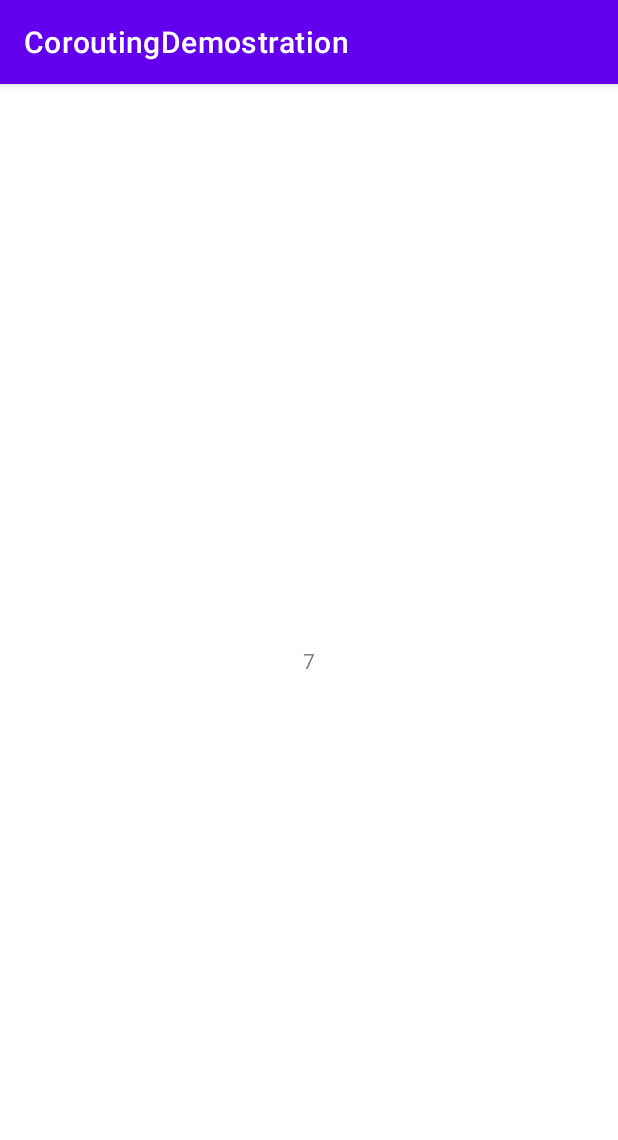
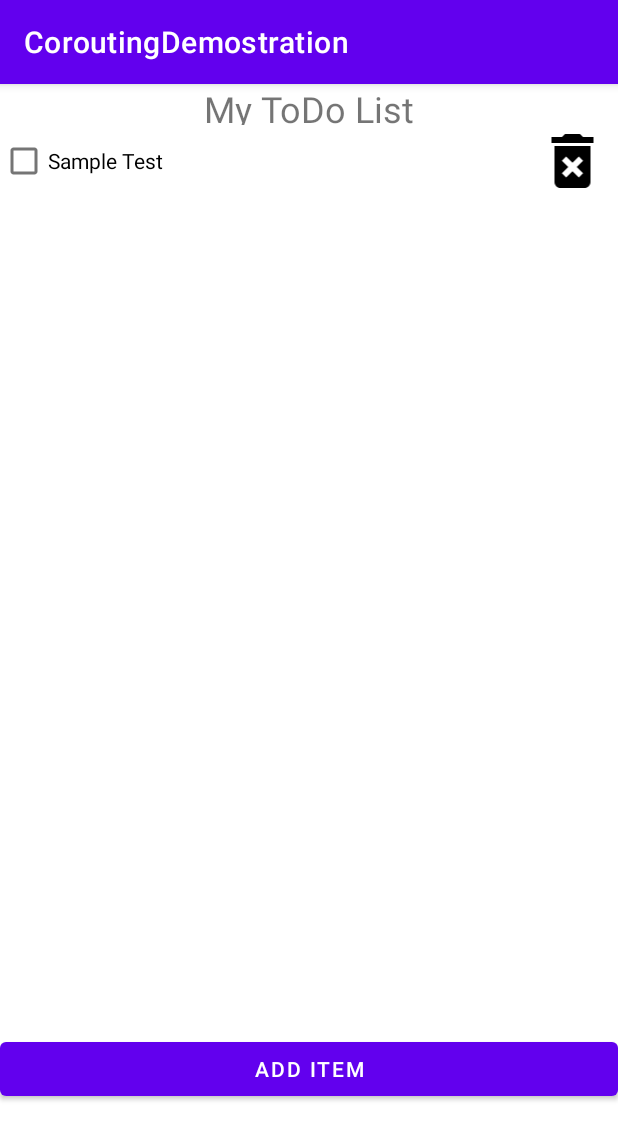
Before and after one commit to it21166556/CoroutingDemostration, an Android app: the screen it shows after launch (MainActivity), on a phone screen of 412 x 824 dp. Shown: the top 1140 px of the screen. Run offline under Robolectric (Android 15) with nearby library versions, the phone set to English and light mode, and no system bars.

Commit message:
2nd commit

```diff
--- a/app/src/main/AndroidManifest.xml
+++ b/app/src/main/AndroidManifest.xml
@@ -12,6 +12,13 @@
         android:supportsRtl="true"
         android:theme="@style/Theme.CoroutingDemostration"
         tools:targetApi="31">
+        <activity
+            android:name=".view_item"
+            android:exported="false">
+            <meta-data
+                android:name="android.app.lib_name"
+                android:value="" />
+        </activity>
         <activity
             android:name=".MainActivity"
             android:exported="true">
--- a/app/src/main/java/com/example/coroutingdemostration/MainActivity.kt
+++ b/app/src/main/java/com/example/coroutingdemostration/MainActivity.kt
@@ -3,34 +3,25 @@ package com.example.coroutingdemostration
 import androidx.appcompat.app.AppCompatActivity
 import android.os.Bundle
 import android.widget.TextView
+import androidx.recyclerview.widget.LinearLayoutManager
+import androidx.recyclerview.widget.RecyclerView
+import com.example.coroutingdemostration.adapters.TodoAdapter
 import kotlinx.coroutines.CoroutineScope
 import kotlinx.coroutines.Dispatchers
 import kotlinx.coroutines.delay
 import kotlinx.coroutines.launch
 
 class MainActivity : AppCompatActivity() {
+
+
+
     override fun onCreate(savedInstanceState: Bundle?) {
         super.onCreate(savedInstanceState)
         setContentView(R.layout.activity_main)
-
-
-        var tvCount: TextView
-
-        CoroutineScope(Dispatchers.Main).launch {
-            tvCount = findViewById(R.id.tvCount)
-            counter(tvCount)
-        }
+        val recyclerView: RecyclerView = findViewById(R.id.rvTodoList)
+        val adapter = TodoAdapter()
+        recyclerView.adapter = adapter
+        recyclerView.layoutManager = LinearLayoutManager(this)
     }
 
-    suspend fun counter(view: TextView) {
-        var count = 0
-        while (true) {
-            delay(1000)
-            view.setText(count.toString())
-            count++
-
-        }
-
-
-    }
 }
--- /dev/null
+++ b/app/src/main/java/com/example/coroutingdemostration/adapters/TodoAdapter.kt
@@ -0,0 +1,31 @@
+package com.example.coroutingdemostration.adapters
+
+import android.view.LayoutInflater
+import android.view.View
+import android.view.ViewGroup
+import android.widget.CheckBox
+import android.widget.ImageView
+import androidx.recyclerview.widget.RecyclerView
+import com.example.coroutingdemostration.R
+
+class TodoAdapter:RecyclerView.Adapter<TodoAdapter.ViewHolder>() {
+    class ViewHolder(view:View):RecyclerView.ViewHolder(view){
+        val cbTodo:CheckBox
+        val ivDelete:ImageView
+        init {
+            cbTodo = view.findViewById(R.id.cbTodo)
+            ivDelete = view.findViewById(R.id.ivDelete)
+        }
+    }
+    override fun onCreateViewHolder(parent: ViewGroup, viewType: Int): ViewHolder {
+        val view = LayoutInflater.from(parent.context)
+            .inflate(R.layout.view_item,parent,false)
+        return ViewHolder(view)
+    }
+    override fun onBindViewHolder(holder: ViewHolder, position: Int) {
+        holder.cbTodo.text = "Sample Test"
+    }
+    override fun getItemCount(): Int {
+        return 1
+    }
+}
--- /dev/null
+++ b/app/src/main/java/com/example/coroutingdemostration/view_item.kt
@@ -0,0 +1,11 @@
+package com.example.coroutingdemostration
+
+import androidx.appcompat.app.AppCompatActivity
+import android.os.Bundle
+
+class view_item : AppCompatActivity() {
+    override fun onCreate(savedInstanceState: Bundle?) {
+        super.onCreate(savedInstanceState)
+        setContentView(R.layout.view_item)
+    }
+}
--- /dev/null
+++ b/app/src/main/res/drawable/ic_baseline_delete_forever_24.xml
@@ -0,0 +1,5 @@
+<vector android:height="24dp" android:tint="#000000"
+    android:viewportHeight="24" android:viewportWidth="24"
+    android:width="24dp" xmlns:android="http://schemas.android.com/apk/res/android">
+    <path android:fillColor="@android:color/white" android:pathData="M6,19c0,1.1 0.9,2 2,2h8c1.1,0 2,-0.9 2,-2L18,7L6,7v12zM8.46,11.88l1.41,-1.41L12,12.59l2.12,-2.12 1.41,1.41L13.41,14l2.12,2.12 -1.41,1.41L12,15.41l-2.12,2.12 -1.41,-1.41L10.59,14l-2.13,-2.12zM15.5,4l-1,-1h-5l-1,1L5,4v2h14L19,4z"/>
+</vector>
--- a/app/src/main/res/layout/activity_main.xml
+++ b/app/src/main/res/layout/activity_main.xml
@@ -1,18 +1,28 @@
 <?xml version="1.0" encoding="utf-8"?>
-<androidx.constraintlayout.widget.ConstraintLayout xmlns:android="http://schemas.android.com/apk/res/android"
+<LinearLayout xmlns:android="http://schemas.android.com/apk/res/android"
     xmlns:app="http://schemas.android.com/apk/res-auto"
     xmlns:tools="http://schemas.android.com/tools"
     android:layout_width="match_parent"
     android:layout_height="match_parent"
+    android:orientation="vertical"
     tools:context=".MainActivity">
 
     <TextView
-        android:id="@+id/tvCount"
-        android:layout_width="wrap_content"
+        android:id="@+id/tvTitle"
+        android:layout_width="match_parent"
+        android:layout_height="27dp"
+        android:text="@string/textName"
+        android:textAlignment="center"
+        android:textSize="24sp" />
+
+    <androidx.recyclerview.widget.RecyclerView
+        android:id="@+id/rvTodoList"
+        android:layout_width="409dp"
+        android:layout_height="605dp" />
+
+    <Button
+        android:id="@+id/btnAddTodo"
+        android:layout_width="match_parent"
         android:layout_height="wrap_content"
-        android:text="TextView"
-        app:layout_constraintBottom_toBottomOf="parent"
-        app:layout_constraintEnd_toEndOf="parent"
-        app:layout_constraintStart_toStartOf="parent"
-        app:layout_constraintTop_toTopOf="parent" />
-</androidx.constraintlayout.widget.ConstraintLayout>
+        android:text="@string/btnValue" />
+</LinearLayout>
--- /dev/null
+++ b/app/src/main/res/layout/view_item.xml
@@ -0,0 +1,23 @@
+<?xml version="1.0" encoding="utf-8"?>
+<LinearLayout xmlns:android="http://schemas.android.com/apk/res/android"
+    xmlns:app="http://schemas.android.com/apk/res-auto"
+    xmlns:tools="http://schemas.android.com/tools"
+    android:layout_width="match_parent"
+    android:layout_height="48dp"
+    tools:context=".view_item">
+
+    <CheckBox
+        android:id="@+id/cbTodo"
+        android:layout_width="wrap_content"
+        android:layout_height="match_parent"
+        android:layout_weight="8"
+        android:text="CheckBox" />
+
+    <ImageView
+        android:id="@+id/ivDelete"
+        android:layout_width="wrap_content"
+        android:layout_height="match_parent"
+        android:layout_weight="1"
+        app:srcCompat="@drawable/ic_baseline_delete_forever_24" />
+
+</LinearLayout>
--- a/app/src/main/res/values/strings.xml
+++ b/app/src/main/res/values/strings.xml
@@ -1,3 +1,5 @@
 <resources>
     <string name="app_name">CoroutingDemostration</string>
+    <string name="textName">My ToDo List</string>
+    <string name="btnValue">ADD ITEM</string>
 </resources>
```
